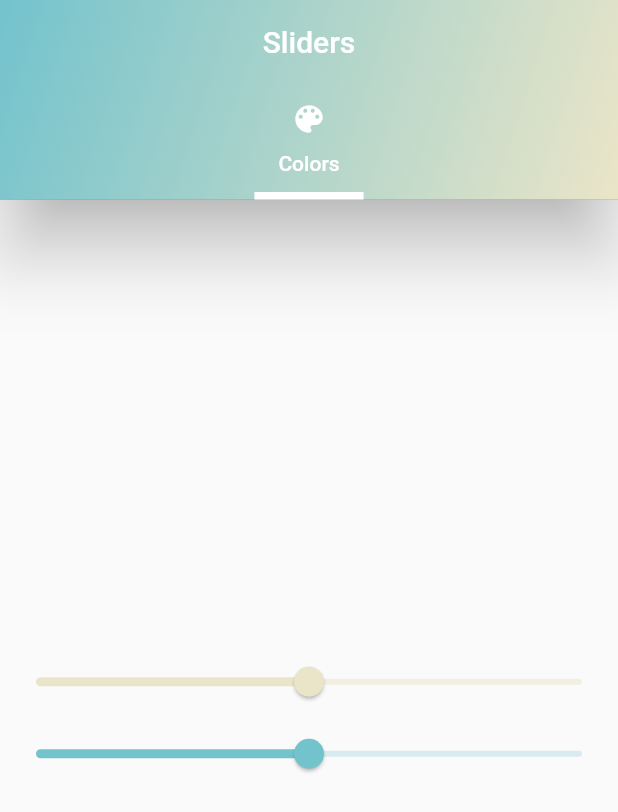
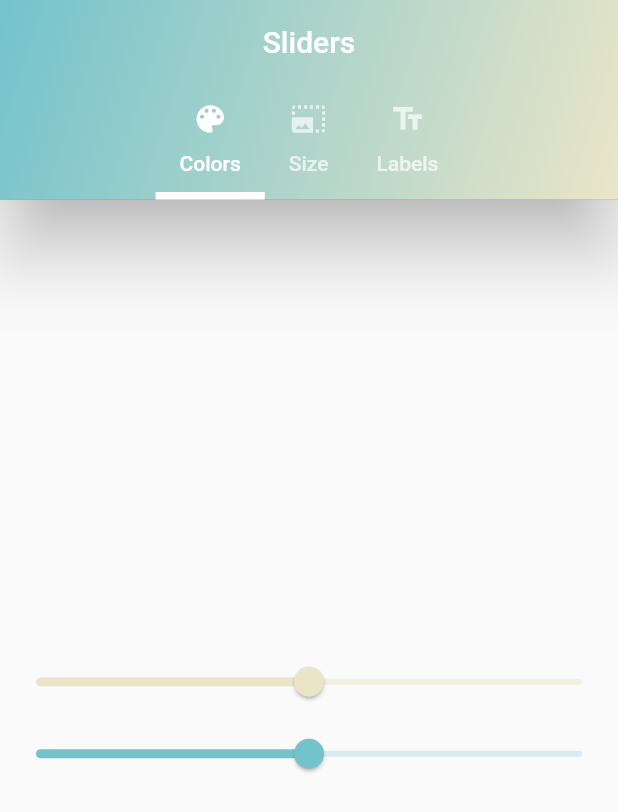
Before and after one commit to kwe92/Flutter-Widgets, a Flutter app: the screen it shows after launch, on a phone screen of 412 x 824 dp. Shown: the top 812 px of the screen. Run offline on Flutter 3.47's test engine with Material 2 defaults, Android fonts, the phone set to English and light mode, and no system bars; our stand-ins replace auto_route, camera, firebase_auth, flutter_inset_box_shadow, flutter_local_notifications, flutter_riverpod and 3 more; missing offline and left inert: firebase_ui_auth; accounts and stored records are empty; statements that could not run were skipped.

Commit message:
update: added more views

```diff
--- a/lib/Widgets/sliders/slider_view.dart
+++ b/lib/Widgets/sliders/slider_view.dart
@@ -1,5 +1,7 @@
 import 'package:flutter/material.dart';
 import 'package:flutter_widgets/Widgets/sliders/widgets/sliders/slider_color_widget.dart';
+import 'package:flutter_widgets/Widgets/sliders/widgets/sliders/slider_label_widget.dart';
+import 'package:flutter_widgets/Widgets/sliders/widgets/sliders/slider_size_widget.dart';
 import 'package:flutter_widgets/Widgets/sliders/widgets/tabbar_widget.dart';
 
 class SliderView extends StatelessWidget {
@@ -13,9 +15,21 @@ class SliderView extends StatelessWidget {
         Tab(
           icon: Icon(Icons.color_lens),
           text: "Colors",
-        )
+        ),
+        Tab(
+          icon: Icon(Icons.photo_size_select_large),
+          text: "Size",
+        ),
+        Tab(
+          icon: Icon(Icons.text_fields),
+          text: "Labels",
+        ),
       ],
-      children: [SliderColorWidget()],
+      children: [
+        SliderColorWidget(),
+        SliderSizeWidget(),
+        SliderLabelWidget(),
+      ],
     );
   }
 }
```
